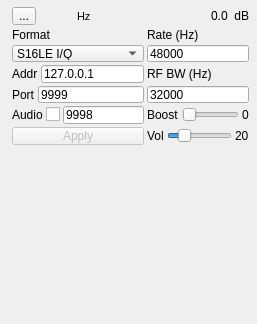
f4exb/sdrangel, file plugins/channel/udpsrc/udpsrcgui.ui: the form before one commit.
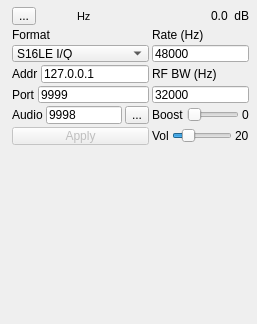
The form after the commit. Icons and pictures are not drawn. Custom widgets are drawn as their Qt base class.

Commit message: UDP source: new icons. Implemented audio on/off button with icon

Patch:
```diff
--- a/plugins/channel/udpsrc/udpsrcgui.ui
+++ b/plugins/channel/udpsrc/udpsrcgui.ui
@@ -323,16 +323,6 @@
         </property>
        </widget>
       </item>
-      <item>
-       <widget class="QCheckBox" name="audioActive">
-        <property name="toolTip">
-         <string>Activate audio</string>
-        </property>
-        <property name="text">
-         <string/>
-        </property>
-       </widget>
-      </item>
       <item>
        <widget class="QLineEdit" name="audioPort">
         <property name="toolTip">
@@ -343,6 +333,24 @@
         </property>
        </widget>
       </item>
+      <item>
+       <widget class="QToolButton" name="audioActive">
+        <property name="toolTip">
+         <string>Toggle audio input</string>
+        </property>
+        <property name="text">
+         <string>...</string>
+        </property>
+        <property name="icon">
+         <iconset resource="../../../sdrbase/resources/res.qrc">
+          <normaloff>:/sound_off.png</normaloff>
+          <normalon>:/sound_on.png</normalon>:/sound_off.png</iconset>
+        </property>
+        <property name="checkable">
+         <bool>true</bool>
+        </property>
+       </widget>
+      </item>
      </layout>
     </item>
     <item row="5" column="1">
```
Left out of the diff: 3 changed lines with no effect on the pictures. The commit also changes 9 other files.
